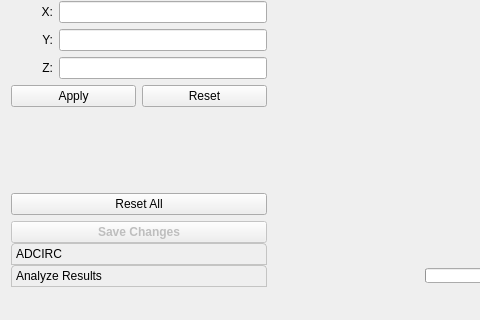
atdyer/SMT, file SMT/MainWindow.ui: the form before one commit; both pictures show x 0 to 480 and y 431 to 751 of the 1105 by 751 pixel window.
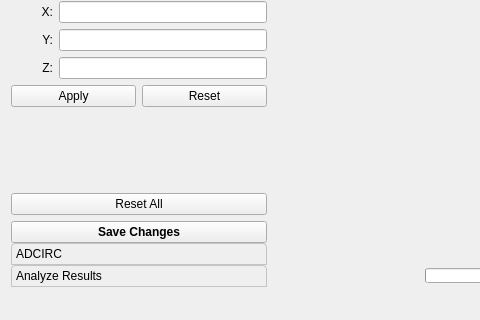
The form after the commit. Icons and pictures are not drawn. Custom widgets are drawn as their Qt base class.

What changed in the file:
```diff
--- a/SMT/MainWindow.ui
+++ b/SMT/MainWindow.ui
@@ -973,7 +973,7 @@
             <item>
              <widget class="QPushButton" name="saveSubdomainChangesButton">
               <property name="enabled">
-               <bool>false</bool>
+               <bool>true</bool>
               </property>
               <property name="font">
                <font>
```
